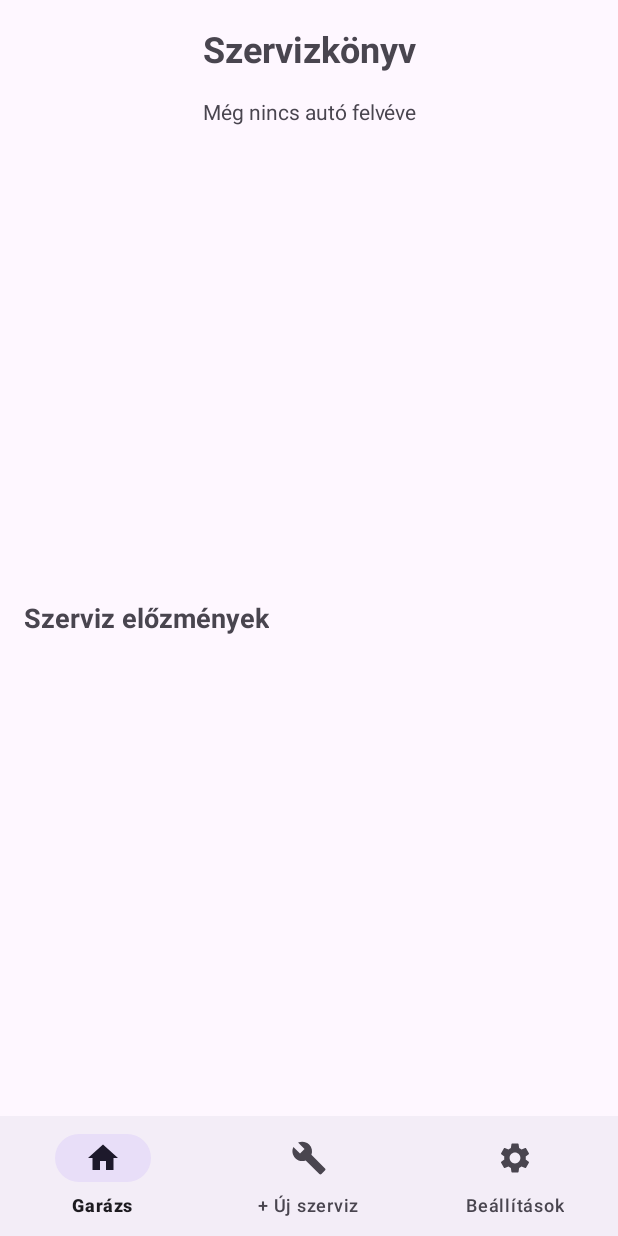
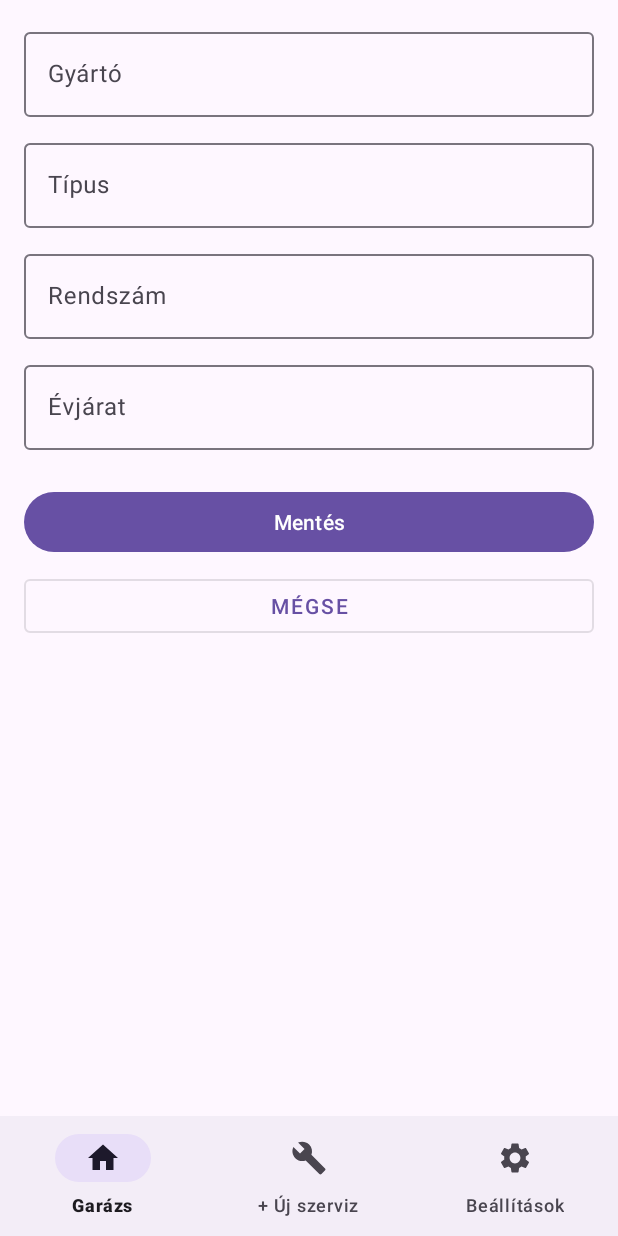
Before and after one commit to vJanos95/digit_service, an Android app: the screen it shows after launch (MainActivity), after a tap on "+ Új autó", on a phone screen of 412 x 824 dp. Run offline under Robolectric (Android 15) with nearby library versions, the phone set to English and light mode, and no system bars; our stand-ins replace Room's generated code.

Commit message:
Új auto hozzáadása (#10)

```diff
--- a/app/src/main/java/hu/nje/digitservice/MainActivity.java
+++ b/app/src/main/java/hu/nje/digitservice/MainActivity.java
@@ -62,10 +62,14 @@ public class MainActivity extends AppCompatActivity {
         new MaterialAlertDialogBuilder(this)
                 .setTitle("Jármű kezelése")
                 .setItems(options, (dialog, which) -> {
+
+                    //ÚJ autó rész
                     if (which == 0) {
-                        // TODO: ide jön az "Új autó" képernyő, ha elkészül
-                        Toast.makeText(this, "Az új autó képernyő még készül",
-                                Toast.LENGTH_SHORT).show();
+                        getSupportFragmentManager()
+                                .beginTransaction()
+                                .replace(R.id.fragment_container, new NewCarFragment())
+                                .addToBackStack(null)
+                                .commit();
                     } else if (which == 1) {
                         deleteSelectedCar();
                     } else {
--- /dev/null
+++ b/app/src/main/java/hu/nje/digitservice/NewCarFragment.java
@@ -0,0 +1,163 @@
+package hu.nje.digitservice;
+
+import android.app.Activity;
+import android.os.Bundle;
+import android.text.TextUtils;
+import android.view.LayoutInflater;
+import android.view.View;
+import android.view.ViewGroup;
+import android.widget.Toast;
+
+import androidx.annotation.NonNull;
+import androidx.annotation.Nullable;
+import androidx.fragment.app.Fragment;
+
+import com.google.android.material.textfield.TextInputEditText;
+import com.google.android.material.textfield.TextInputLayout;
+
+import java.util.Calendar;
+import java.util.concurrent.ExecutorService;
+import java.util.concurrent.Executors;
+
+import hu.nje.digitservice.database.AppDatabase;
+import hu.nje.digitservice.database.Car;
+import hu.nje.digitservice.database.DatabaseProvider;
+
+public class NewCarFragment extends Fragment {
+
+    // Adatbázis összerendelése
+    private final ExecutorService executor = Executors.newSingleThreadExecutor();
+
+    private AppDatabase db;
+
+    private TextInputLayout layoutManufacturer;
+    private TextInputLayout layoutModel;
+    private TextInputLayout layoutPlate;
+    private TextInputLayout layoutYear;
+
+    private TextInputEditText editManufacturer;
+    private TextInputEditText editModel;
+    private TextInputEditText editPlate;
+    private TextInputEditText editYear;
+
+    public NewCarFragment() {
+        // Required empty public constructor
+    }
+
+    @Override
+    public View onCreateView(LayoutInflater inflater, ViewGroup container,
+                             Bundle savedInstanceState) {
+        return inflater.inflate(R.layout.fragment_new_car, container, false);
+    }
+
+    @Override
+    public void onViewCreated(@NonNull View view, @Nullable Bundle savedInstanceState) {
+        super.onViewCreated(view, savedInstanceState);
+
+        db = DatabaseProvider.getDatabase(requireContext());
+
+        layoutManufacturer = view.findViewById(R.id.layoutManufacturer);
+        layoutModel = view.findViewById(R.id.layoutModel);
+        layoutPlate = view.findViewById(R.id.layoutPlate);
+        layoutYear = view.findViewById(R.id.layoutYear);
+
+        editManufacturer = view.findViewById(R.id.editManufacturer);
+        editModel = view.findViewById(R.id.editModel);
+        editPlate = view.findViewById(R.id.editPlate);
+        editYear = view.findViewById(R.id.editYear);
+
+        view.findViewById(R.id.buttonSave).setOnClickListener(v -> saveCar());
+        view.findViewById(R.id.buttonCancel).setOnClickListener(v -> closeFragment());
+    }
+
+    @Override
+    public void onDestroy() {
+        super.onDestroy();
+        executor.shutdown();
+    }
+
+    private void saveCar() {
+        String manufacturer = getText(editManufacturer);
+        String model = getText(editModel);
+        String plate = getText(editPlate).toUpperCase();
+        String yearText = getText(editYear);
+
+        if (!validate(manufacturer, model, plate, yearText)) {
+            return;
+        }
+
+        final Car car = new Car(manufacturer, model, plate, Integer.parseInt(yearText));
+
+        // Mentés után visszatérés,állapot visszaküldés
+        executor.execute(() -> {
+            try {
+                db.carDao().insert(car);
+                runOnUi(() -> {
+                    Toast.makeText(requireContext(), "Autó mentve",
+                            Toast.LENGTH_SHORT).show();
+                    closeFragment();
+                });
+            } catch (Exception e) {
+                runOnUi(() -> Toast.makeText(requireContext(),
+                        "Nem sikerült menteni az autót",
+                        Toast.LENGTH_LONG).show());
+            }
+        });
+    }
+
+    private boolean validate(String manufacturer, String model, String plate, String yearText) {
+        boolean valid = true;
+
+        layoutManufacturer.setError(null);
+        layoutModel.setError(null);
+        layoutPlate.setError(null);
+        layoutYear.setError(null);
+
+//HIBAKEZELÉSEK
+        if (TextUtils.isEmpty(manufacturer)) {
+            layoutManufacturer.setError("A gyártó megadása kötelező");
+            valid = false;
+        }
+
+        if (TextUtils.isEmpty(model)) {
+            layoutModel.setError("A típus megadása kötelező");
+            valid = false;
+        }
+
+        if (TextUtils.isEmpty(plate)) {
+            layoutPlate.setError("A rendszám megadása kötelező");
+            valid = false;
+        }
+
+        int currentYear = Calendar.getInstance().get(Calendar.YEAR);
+        if (TextUtils.isEmpty(yearText)) {
+            layoutYear.setError("Az évjárat megadása kötelező");
+            valid = false;
+        } else {
+            int year = Integer.parseInt(yearText);
+            if (year < 1900 || year > currentYear + 1) {
+                layoutYear.setError("Érvénytelen évjárat");
+                valid = false;
+            }
+        }
+
+        return valid;
+    }
+
+    private String getText(TextInputEditText editText) {
+        return editText.getText() == null ? "" : editText.getText().toString().trim();
+    }
+
+    private void closeFragment() {
+        getParentFragmentManager().popBackStack();
+    }
+
+    // Ez már csak az UI
+    private void runOnUi(Runnable action) {
+        Activity activity = getActivity();
+        if (activity == null || !isAdded()) {
+            return;
+        }
+        activity.runOnUiThread(action);
+    }
+}
--- /dev/null
+++ b/app/src/main/res/layout/fragment_new_car.xml
@@ -0,0 +1,87 @@
+<?xml version="1.0" encoding="utf-8"?>
+<ScrollView xmlns:android="http://schemas.android.com/apk/res/android"
+    xmlns:tools="http://schemas.android.com/tools"
+    android:layout_width="match_parent"
+    android:layout_height="match_parent"
+    android:fillViewport="true">
+
+    <LinearLayout
+        android:layout_width="match_parent"
+        android:layout_height="wrap_content"
+        android:orientation="vertical"
+        android:padding="16dp">
+
+        <com.google.android.material.textfield.TextInputLayout
+            android:id="@+id/layoutManufacturer"
+            android:layout_width="match_parent"
+            android:layout_height="wrap_content"
+            android:hint="Gyártó">
+
+            <com.google.android.material.textfield.TextInputEditText
+                android:id="@+id/editManufacturer"
+                android:layout_width="match_parent"
+                android:layout_height="wrap_content"
+                android:inputType="textCapWords" />
+        </com.google.android.material.textfield.TextInputLayout>
+
+        <com.google.android.material.textfield.TextInputLayout
+            android:id="@+id/layoutModel"
+            android:layout_width="match_parent"
+            android:layout_height="wrap_content"
+            android:layout_marginTop="12dp"
+            android:hint="Típus">
+
+            <com.google.android.material.textfield.TextInputEditText
+                android:id="@+id/editModel"
+                android:layout_width="match_parent"
+                android:layout_height="wrap_content"
+                android:inputType="textCapWords" />
+        </com.google.android.material.textfield.TextInputLayout>
+
+        <com.google.android.material.textfield.TextInputLayout
+            android:id="@+id/layoutPlate"
+            android:layout_width="match_parent"
+            android:layout_height="wrap_content"
+            android:layout_marginTop="12dp"
+            android:hint="Rendszám">
+
+            <com.google.android.material.textfield.TextInputEditText
+                android:id="@+id/editPlate"
+                android:layout_width="match_parent"
+                android:layout_height="wrap_content"
+                android:inputType="textCapCharacters"
+                android:textColorHint="#546E7A" />
+        </com.google.android.material.textfield.TextInputLayout>
+
+        <com.google.android.material.textfield.TextInputLayout
+            android:id="@+id/layoutYear"
+            android:layout_width="match_parent"
+            android:layout_height="wrap_content"
+            android:layout_marginTop="12dp"
+            android:hint="Évjárat">
+
+            <com.google.android.material.textfield.TextInputEditText
+                android:id="@+id/editYear"
+                android:layout_width="match_parent"
+                android:layout_height="wrap_content"
+                android:inputType="number"
+                android:maxLength="4"
+                tools:ignore="TextContrastCheck" />
+        </com.google.android.material.textfield.TextInputLayout>
+
+        <com.google.android.material.button.MaterialButton
+            android:id="@+id/buttonSave"
+            android:layout_width="match_parent"
+            android:layout_height="wrap_content"
+            android:layout_marginTop="24dp"
+            android:text="Mentés" />
+
+        <com.google.android.material.button.MaterialButton
+            android:id="@+id/buttonCancel"
+            style="@style/Widget.MaterialComponents.Button.OutlinedButton"
+            android:layout_width="match_parent"
+            android:layout_height="wrap_content"
+            android:layout_marginTop="8dp"
+            android:text="Mégse" />
+    </LinearLayout>
+</ScrollView>
```
